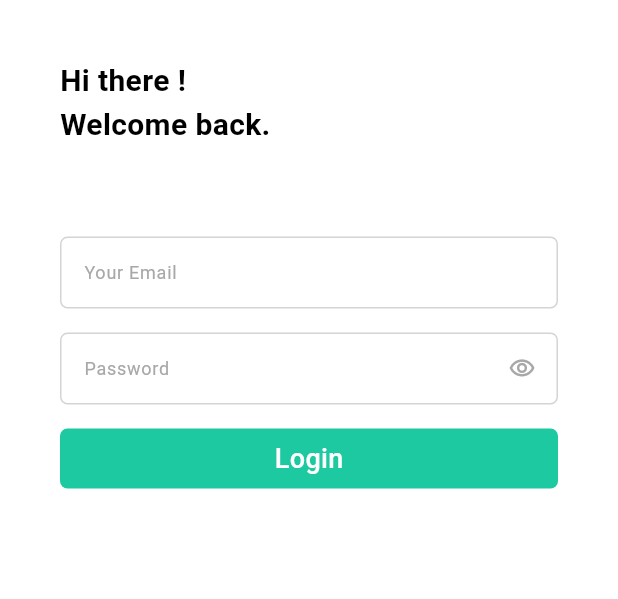
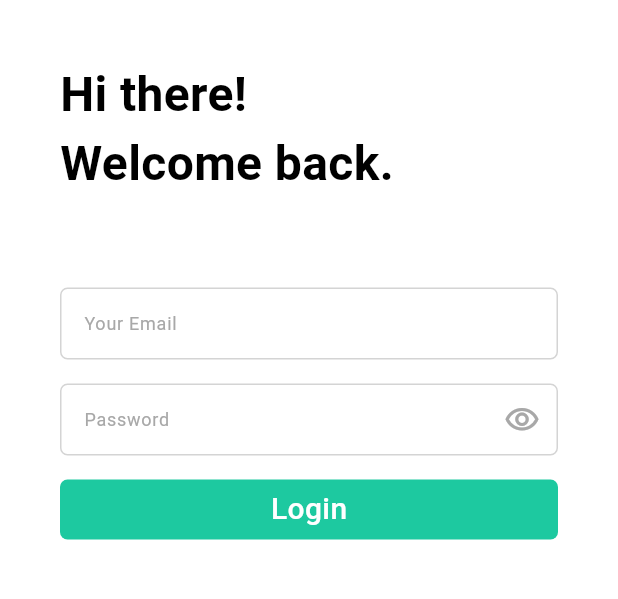
Before and after one commit to jithuhari/chat_app, a Flutter app: the screen it shows after launch, on a phone screen of 412 x 824 dp, the part 191-790 px from its top. Run offline on Flutter 3.47's test engine with Material 3 defaults, Android fonts, the phone set to English and light mode, and no system bars; our stand-ins replace another_flushbar, flutter_svg, get, jwt_decoder, shared_preferences; Roboto replaces fonts that are missing (DMSans).

Commit message:
FIX: bug fixes

```diff
--- a/lib/features/signin/signin_screen.dart
+++ b/lib/features/signin/signin_screen.dart
@@ -62,12 +62,14 @@ class SignInScreen extends StatelessWidget {
                           // SvgPicture.asset(
                           //   "assets/svg/NMS.svg",
                           // ),
-                          Text('Hi there !',
+                          Text('Hi there!',
                               style: AppTheme.lightTheme.textTheme.headlineLarge
-                                  ?.copyWith(color: Colors.black)),
+                                  ?.copyWith(
+                                      color: Colors.black, fontSize: 32)),
                           Text('Welcome back.',
                               style: AppTheme.lightTheme.textTheme.headlineLarge
-                                  ?.copyWith(color: Colors.black)),
+                                  ?.copyWith(
+                                      color: Colors.black, fontSize: 32)),
                         ],
                       ),
                     ),
@@ -115,6 +117,7 @@ class SignInScreen extends StatelessWidget {
                                         ? Icons.visibility_outlined
                                         : Icons.visibility_off_outlined,
                                     color: secondaryMediumColor,
+                                    size: 24,
                                   ),
                                   onPressed: () {
                                     controller.onPasswordVisible();
--- a/lib/mixins/snackbar_mixin.dart
+++ b/lib/mixins/snackbar_mixin.dart
@@ -8,14 +8,14 @@ import '../utils/utils.dart';
 mixin SnackbarMixin on GetxController {
   showErrorSnackbar({required String message}) {
     Flushbar(
-      padding: const EdgeInsets.fromLTRB(20, 16, 16, 16),
+      padding: const EdgeInsets.fromLTRB(20, 18, 18, 18),
       titleColor: secondaryColor,
       messageColor: errorColorText,
       icon: SvgPicture.asset(
         "assets/svg/error.svg",
       ),
       // title: title,
-      titleSize: 18,
+      // titleSize: 18,
       message: message,
       messageSize: 12,
       duration: const Duration(seconds: 3),
@@ -25,7 +25,6 @@ mixin SnackbarMixin on GetxController {
       borderColor: Colors.transparent,
       isDismissible: true,
       blockBackgroundInteraction: true,
-
     ).show(Get.context!);
   }
 
--- a/lib/widgets/cornered_button.dart
+++ b/lib/widgets/cornered_button.dart
@@ -36,7 +36,7 @@ class CorneredButton extends StatelessWidget {
         child: Center(
             child: Text(title,
                 style: AppTheme.lightTheme.textTheme.headlineSmall
-                    ?.copyWith(color: textcolor))),
+                    ?.copyWith(color: textcolor,fontSize: 20))),
       ),
     );
   }
--- a/lib/widgets/custom_login_textfield.dart
+++ b/lib/widgets/custom_login_textfield.dart
@@ -48,10 +48,12 @@ class CustomLoginTextField extends StatelessWidget {
         controller: controller,
         cursorColor: primaryColor,
         obscureText: obscureText,
+        obscuringCharacter: '*',
         autovalidateMode: autovalidateMode,
         decoration: InputDecoration(
+
           errorStyle: AppTheme.lightTheme.textTheme.labelSmall
-              ?.copyWith(color: errorColor),
+              ?.copyWith(color: errorColor,fontSize: 12),
           fillColor: backgroundColor,
           filled: true,
           labelText: labelText,
```
Also changed, not shown: lib/features/signin/signin_controller.dart (+12 -8 lines).
